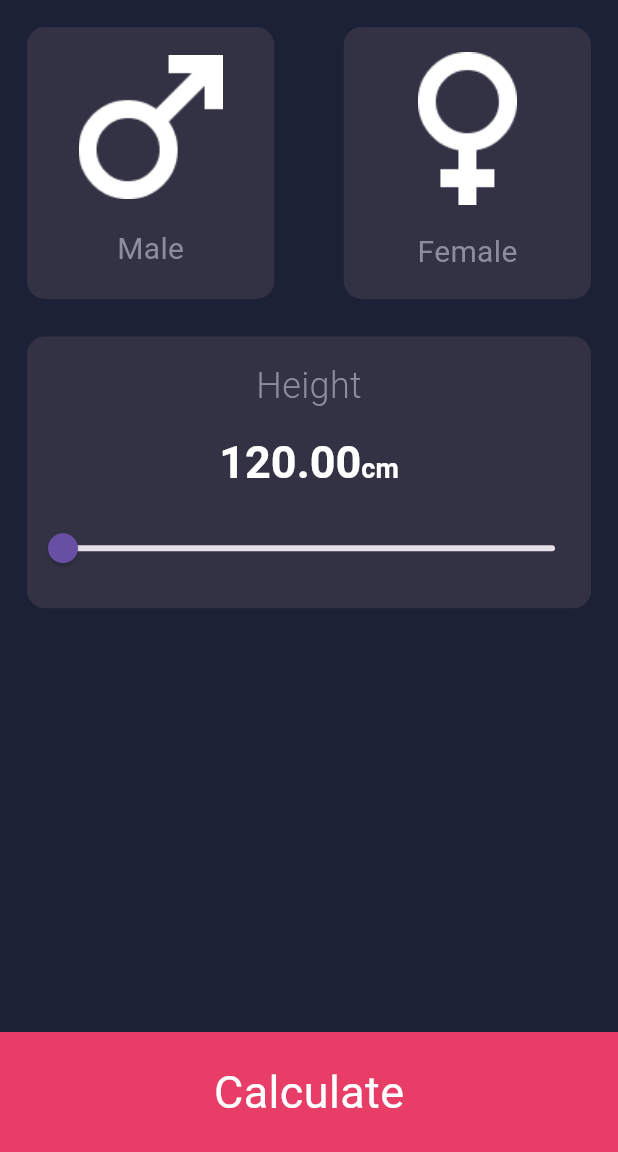
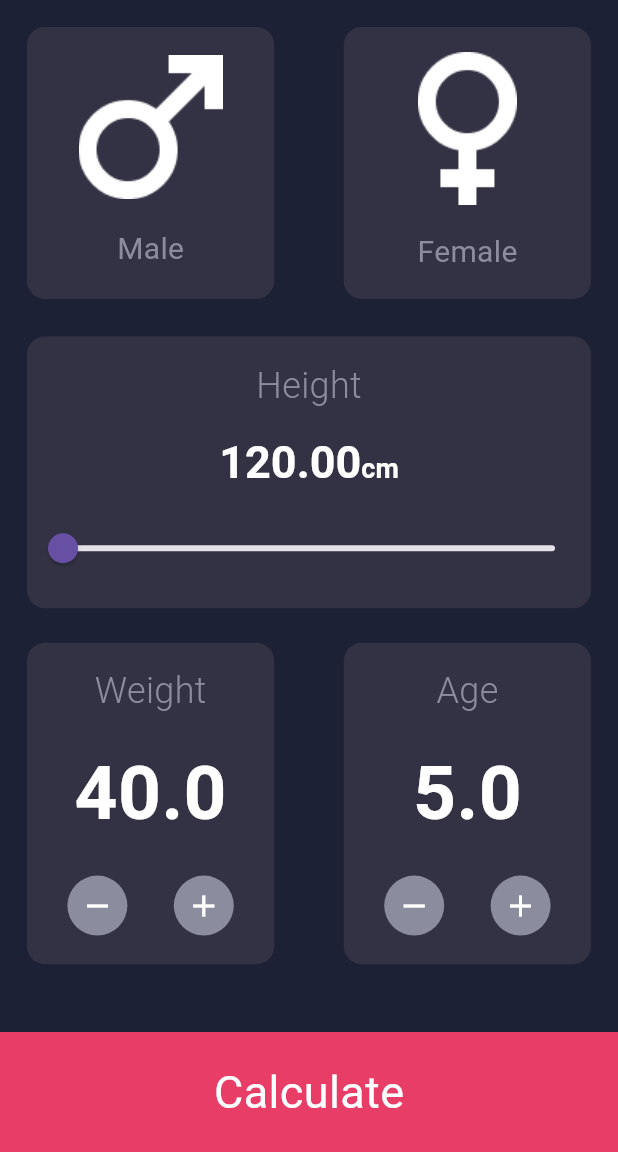
Before and after one commit to MR-Square/BMICalculator, a Flutter app: the screen it shows after launch, on a phone screen of 412 x 824 dp, the part 84-1236 px from its top. Run offline on Flutter 3.47's test engine with Material 3 defaults, Android fonts, the phone set to English and light mode, and no system bars.

Commit message:
form page completed

```diff
--- a/lib/screens/form_screen.dart
+++ b/lib/screens/form_screen.dart
@@ -1,10 +1,24 @@
 import 'package:bmi_calculator/utils/app_colors.dart';
 import 'package:bmi_calculator/widgets/gender_card_widget.dart';
 import 'package:bmi_calculator/widgets/height_card_widget.dart';
+import 'package:bmi_calculator/widgets/small_card_widget.dart';
 import 'package:flutter/material.dart';
 
 class FormScreen extends StatefulWidget {
-  const FormScreen({super.key});
+  const FormScreen({
+    super.key,
+    required this.uGender,
+    required this.uHeight,
+    required this.uWeight,
+    required this.uAge,
+    required this.callback,
+  });
+
+  final int uGender;
+  final double uHeight;
+  final double uWeight;
+  final double uAge;
+  final VoidCallback callback;
 
   @override
   State<FormScreen> createState() => _FormScreenState();
@@ -14,6 +28,8 @@ class _FormScreenState extends State<FormScreen> {
   Color? selectedGenderColor = AppColors.card2;
   int? selectedGender;
   double selectedHeight = 120;
+  double selectedWeight = 40;
+  double selectedAge = 5;
 
   @override
   Widget build(BuildContext context) {
@@ -49,6 +65,39 @@ class _FormScreenState extends State<FormScreen> {
               heightFun: selectHeight,
               selectedHeight: selectedHeight,
             ),
+            Row(
+              mainAxisAlignment: MainAxisAlignment.spaceBetween,
+              children: [
+                SmallCardWidget(
+                  label: 'Weight',
+                  value: selectedWeight,
+                  subFun: () {
+                    setState(() {
+                      selectedWeight -= 0.2;
+                    });
+                  },
+                  addFun: () {
+                    setState(() {
+                      selectedWeight += 0.2;
+                    });
+                  },
+                ),
+                SmallCardWidget(
+                  label: 'Age',
+                  value: selectedAge,
+                  subFun: () {
+                    setState(() {
+                      selectedAge -= 0.5;
+                    });
+                  },
+                  addFun: () {
+                    setState(() {
+                      selectedAge += 0.5;
+                    });
+                  },
+                ),
+              ],
+            ),
           ],
         ),
       ),
@@ -67,3 +116,64 @@ class _FormScreenState extends State<FormScreen> {
     });
   }
 }
+/**
+Container(
+                  width: width * 0.4,
+                  height: height * 0.26,
+                  margin: const EdgeInsets.symmetric(
+                    vertical: 8,
+                    horizontal: 10,
+                  ),
+                  decoration: BoxDecoration(
+                    borderRadius: BorderRadius.circular(12),
+                    color: AppColors.card1,
+                  ),
+                  child: Column(
+                    mainAxisAlignment: MainAxisAlignment.spaceEvenly,
+                    children: [
+                      const Text(
+                        'Weight',
+                        style: AppTextStyles.largeGrey24,
+                      ),
+                      Text(
+                        selectedWeight.toStringAsFixed(1),
+                        style: AppTextStyles.boldWhite50,
+                      ),
+                      Row(
+                        mainAxisAlignment: MainAxisAlignment.spaceEvenly,
+                        children: [
+                          IconButton(
+                            padding: const EdgeInsets.all(0),
+                            style: IconButton.styleFrom(
+                              backgroundColor: AppColors.smallBtn,
+                            ),
+                            highlightColor: Colors.white,
+                            color: AppColors.whiteTxtColor,
+                            onPressed: () {
+                              setState(() {
+                                selectedWeight -= 0.2;
+                              });
+                            },
+                            icon: const Icon(Icons.remove),
+                          ),
+                          IconButton(
+                            padding: const EdgeInsets.all(0),
+                            style: IconButton.styleFrom(
+                              backgroundColor: AppColors.smallBtn,
+                            ),
+                            highlightColor: Colors.white,
+                            color: AppColors.whiteTxtColor,
+                            onPressed: () {
+                              setState(() {
+                                selectedWeight += 0.2;
+                              });
+                            },
+                            icon: const Icon(Icons.add),
+                          ),
+                        ],
+                      ),
+                    ],
+                  ),
+                ),
+
+*/
--- a/lib/screens/home_screen.dart
+++ b/lib/screens/home_screen.dart
@@ -12,11 +12,26 @@ class HomeScreen extends StatefulWidget {
 }
 
 class _HomeScreenState extends State<HomeScreen> {
-  Widget activeScreen = const FormScreen();
   String bottomBtnText = 'Calculate';
+  int id = 1;
+
+  int gender = 1;
+  double ht = 120;
+  double weight = 40;
+  double age = 5;
+
+  Widget? activeScreen;
+
   @override
   void initState() {
     super.initState();
+    activeScreen = FormScreen(
+      uGender: gender,
+      uHeight: ht,
+      uWeight: weight,
+      uAge: age,
+      callback: calculateBmi,
+    );
   }
 
   @override
@@ -27,8 +42,26 @@ class _HomeScreenState extends State<HomeScreen> {
       body: activeScreen,
       bottomNavigationBar: BottomBtnWidget(
         bottomBtnText: bottomBtnText,
-        onPress: () {},
+        onPress: () {
+          if (id == 1) {
+            bottomBtnText = 'Recalculate';
+            calculateBmi();
+            setState(() {});
+          } else {
+            bottomBtnText = 'Calculate';
+            activeScreen = FormScreen(
+              uGender: gender,
+              uHeight: ht,
+              uWeight: weight,
+              uAge: age,
+              callback: calculateBmi,
+            );
+            setState(() {});
+          }
+        },
       ),
     );
   }
+
+  calculateBmi() {}
 }
--- a/lib/utils/app_text_styles.dart
+++ b/lib/utils/app_text_styles.dart
@@ -21,4 +21,9 @@ class AppTextStyles {
     fontWeight: FontWeight.bold,
     fontSize: 30,
   );
+  static const TextStyle boldWhite50 = TextStyle(
+    color: AppColors.whiteTxtColor,
+    fontWeight: FontWeight.bold,
+    fontSize: 50,
+  );
 }
--- /dev/null
+++ b/lib/widgets/small_card_widget.dart
@@ -0,0 +1,79 @@
+import 'package:bmi_calculator/utils/app_colors.dart';
+import 'package:bmi_calculator/utils/app_text_styles.dart';
+import 'package:flutter/material.dart';
+
+class SmallCardWidget extends StatefulWidget {
+  const SmallCardWidget({
+    super.key,
+    required this.label,
+    required this.value,
+    required this.subFun,
+    required this.addFun,
+  });
+
+  final String label;
+  final double value;
+  final VoidCallback subFun;
+  final VoidCallback addFun;
+
+  @override
+  State<SmallCardWidget> createState() => _SmallCardWidgetState();
+}
+
+class _SmallCardWidgetState extends State<SmallCardWidget> {
+  @override
+  Widget build(BuildContext context) {
+    double width = MediaQuery.of(context).size.width;
+    double height = MediaQuery.of(context).size.height;
+    return Container(
+      width: width * 0.4,
+      height: height * 0.26,
+      margin: const EdgeInsets.symmetric(
+        vertical: 8,
+        horizontal: 10,
+      ),
+      decoration: BoxDecoration(
+        borderRadius: BorderRadius.circular(12),
+        color: AppColors.card1,
+      ),
+      child: Column(
+        mainAxisAlignment: MainAxisAlignment.spaceEvenly,
+        children: [
+          Text(
+            widget.label,
+            style: AppTextStyles.largeGrey24,
+          ),
+          Text(
+            widget.value.toStringAsFixed(1),
+            style: AppTextStyles.boldWhite50,
+          ),
+          Row(
+            mainAxisAlignment: MainAxisAlignment.spaceEvenly,
+            children: [
+              IconButton(
+                padding: const EdgeInsets.all(0),
+                style: IconButton.styleFrom(
+                  backgroundColor: AppColors.smallBtn,
+                ),
+                highlightColor: Colors.white,
+                color: AppColors.whiteTxtColor,
+                onPressed: widget.subFun,
+                icon: const Icon(Icons.remove),
+              ),
+              IconButton(
+                padding: const EdgeInsets.all(0),
+                style: IconButton.styleFrom(
+                  backgroundColor: AppColors.smallBtn,
+                ),
+                highlightColor: Colors.white,
+                color: AppColors.whiteTxtColor,
+                onPressed: widget.addFun,
+                icon: const Icon(Icons.add),
+              ),
+            ],
+          ),
+        ],
+      ),
+    );
+  }
+}
```
